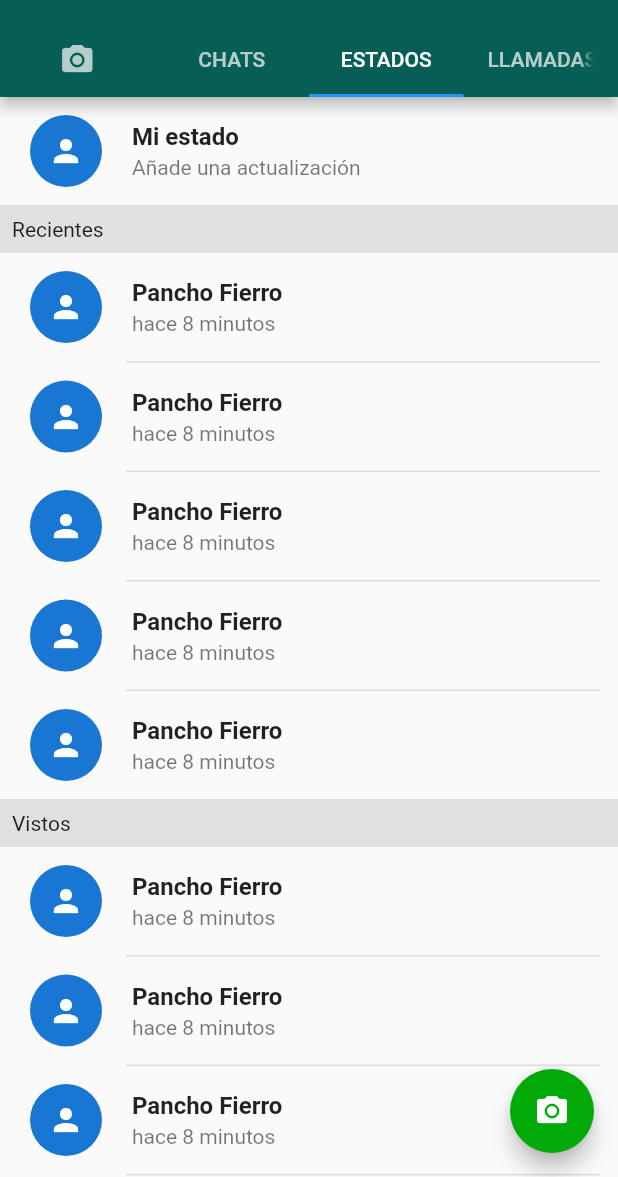
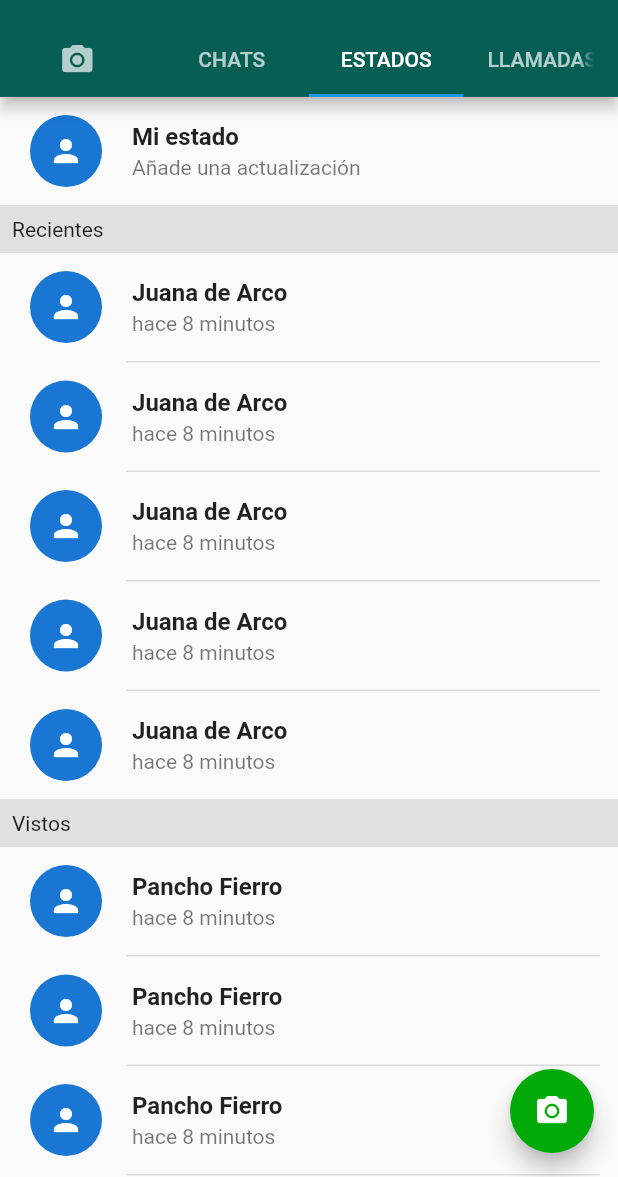
Before and after one commit to droperdev/clone_whatsapp, a Flutter app: the screen it shows after launch, tab 3 chosen, on a phone screen of 412 x 824 dp, the part 59-1236 px from its top. Run offline on Flutter 3.47's test engine with Material 2 defaults, Android fonts, the phone set to English and light mode, and no system bars; our stand-ins replace camera.

Commit message:
edit readme

```diff
--- a/lib/main.dart
+++ b/lib/main.dart
@@ -233,7 +233,7 @@ class ContentStatus extends StatelessWidget {
               physics: NeverScrollableScrollPhysics(),
               itemCount: 5,
               itemBuilder: (_, index) {
-                return ItemChat('Pancho Fierro', 'hace 8 minutos', false, null);
+                return ItemChat('Juana de Arco', 'hace 8 minutos', false, null);
               },
             ),
             Container(
```
Also changed, not shown: 5 other files.
